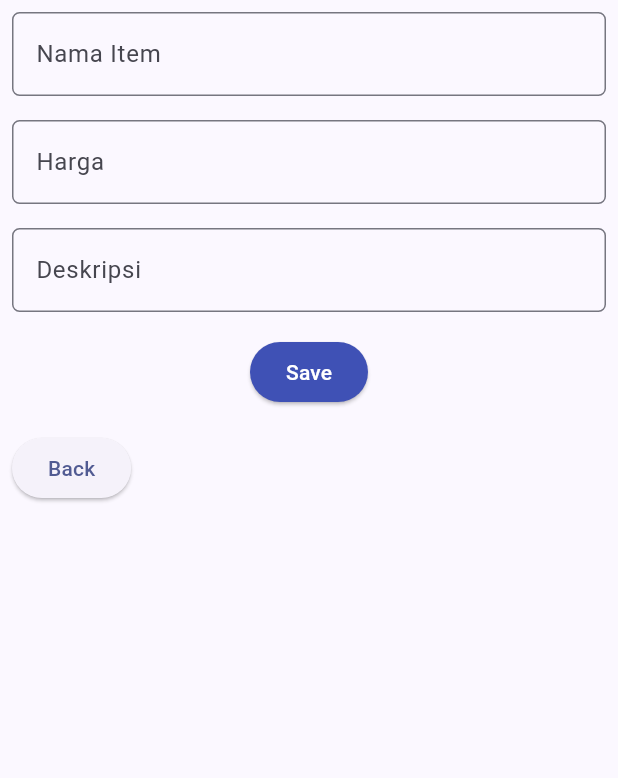
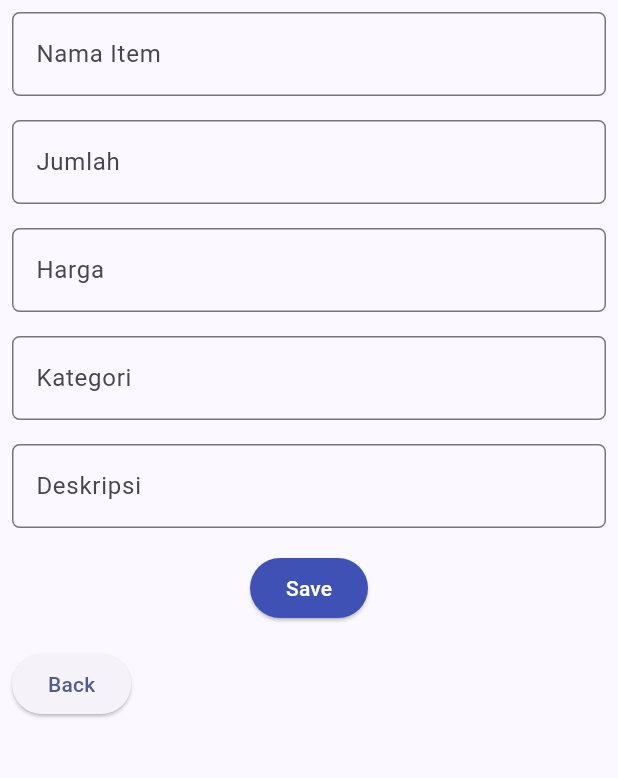
Before and after one commit to dienzahraaa/circle_d_mobile, a Flutter app: the ShopFormPage screen opened directly, on a phone screen of 412 x 824 dp, the part 84-862 px from its top. Run offline on Flutter 3.47's test engine with Material 2 defaults, Android fonts, the light colour scheme and no system bars.

Commit message:
menambah atribut

```diff
--- a/lib/screens/add_item_form.dart
+++ b/lib/screens/add_item_form.dart
@@ -13,6 +13,8 @@ class _ShopFormPageState extends State<ShopFormPage> {
     final _formKey = GlobalKey<FormState>();
     String _name = "";
     int _amount = 0;
+    int _price = 0;
+    String _category = "";
     String _description = "";
     @override
     Widget build(BuildContext context) {
@@ -60,8 +62,8 @@ class _ShopFormPageState extends State<ShopFormPage> {
                     padding: const EdgeInsets.all(8.0),
                     child: TextFormField(
                       decoration: InputDecoration(
-                        hintText: "Harga",
-                        labelText: "Harga",
+                        hintText: "Jumlah",
+                        labelText: "Jumlah",
                         border: OutlineInputBorder(
                           borderRadius: BorderRadius.circular(5.0),
                         ),
@@ -73,10 +75,59 @@ class _ShopFormPageState extends State<ShopFormPage> {
                       },
                       validator: (String? value) {
                         if (value == null || value.isEmpty) {
+                          return "Jumlah tidak boleh kosong!";
+                        }
+                        if (int.tryParse(value) == null) {
+                          return "Jumlah harus berupa angka!";
+                        }
+                        return null;
+                      },
+                    ),
+                  ),
+                  Padding(
+                    padding: const EdgeInsets.all(8.0),
+                    child: TextFormField(
+                      decoration: InputDecoration(
+                        hintText: "Harga",
+                        labelText: "Harga",
+                        border: OutlineInputBorder(
+                          borderRadius: BorderRadius.circular(5.0),
+                        ),
+                      ),
+                      onChanged: (String? value) {
+                        setState(() {
+                          _price = int.parse(value!);
+                        });
+                      },
+                      validator: (String? value) {
+                        if (value == null || value.isEmpty) {
                           return "Harga tidak boleh kosong!";
                         }
                         if (int.tryParse(value) == null) {
                           return "Harga harus berupa angka!";
+                        }
+                        return null;
+                      },
+                    ),
+                  ),
+                  Padding(
+                    padding: const EdgeInsets.all(8.0),
+                    child: TextFormField(
+                      decoration: InputDecoration(
+                        hintText: "Kategori ",
+                        labelText: "Kategori",
+                        border: OutlineInputBorder(
+                          borderRadius: BorderRadius.circular(5.0),
+                        ),
+                      ),
+                      onChanged: (String? value) {
+                        setState(() {
+                          _category = value!;
+                        });
+                      },
+                      validator: (String? value) {
+                        if (value == null || value.isEmpty) {
+                          return "Kategori tidak boleh kosong!";
                         }
                         return null;
                       },
@@ -118,6 +169,8 @@ class _ShopFormPageState extends State<ShopFormPage> {
                             ItemList.items.add(Item(
                               name: _name,
                               amount: _amount,
+                              price: _price,
+                              category: _category,
                               description: _description,
                             ));
                             showDialog(
@@ -130,7 +183,9 @@ class _ShopFormPageState extends State<ShopFormPage> {
                                       crossAxisAlignment: CrossAxisAlignment.start,
                                       children: [
                                         Text('Nama: $_name'),
-                                        Text('Harga: $_amount'),
+                                        Text('Jumlah: $_amount'),
+                                        Text('Harga: $_price'),
+                                        Text('Kategori: $_category'),
                                         Text('Deskripsi: $_description'),
                                       ],
                                     ),
--- a/lib/screens/show_item.dart
+++ b/lib/screens/show_item.dart
@@ -41,7 +41,7 @@ class ItemList extends StatelessWidget {
                       ),
                     ),
                     subtitle: Text(
-                        'Amount: ${items[index].amount}\nDescription: ${items[index].description}'),
+                        'Amount: ${items[index].amount}\nPrice: ${items[index].price}\nCategory: ${items[index].category}\nDescription: ${items[index].description}'),
                   ),
                 );
               },
@@ -56,11 +56,15 @@ class ItemList extends StatelessWidget {
 class Item {
   final String name;
   final int amount;
+  final int price;
+  final String category;
   final String description;
 
   Item({
     required this.name,
     required this.amount,
+    required this.price,
+    required this.category,
     required this.description,
   });
 }
```
Also changed, not shown: lib/screens/menu.dart (+3 -10 lines), lib/widgets/shop_card.dart (+12 -2 lines), 1 other file.
